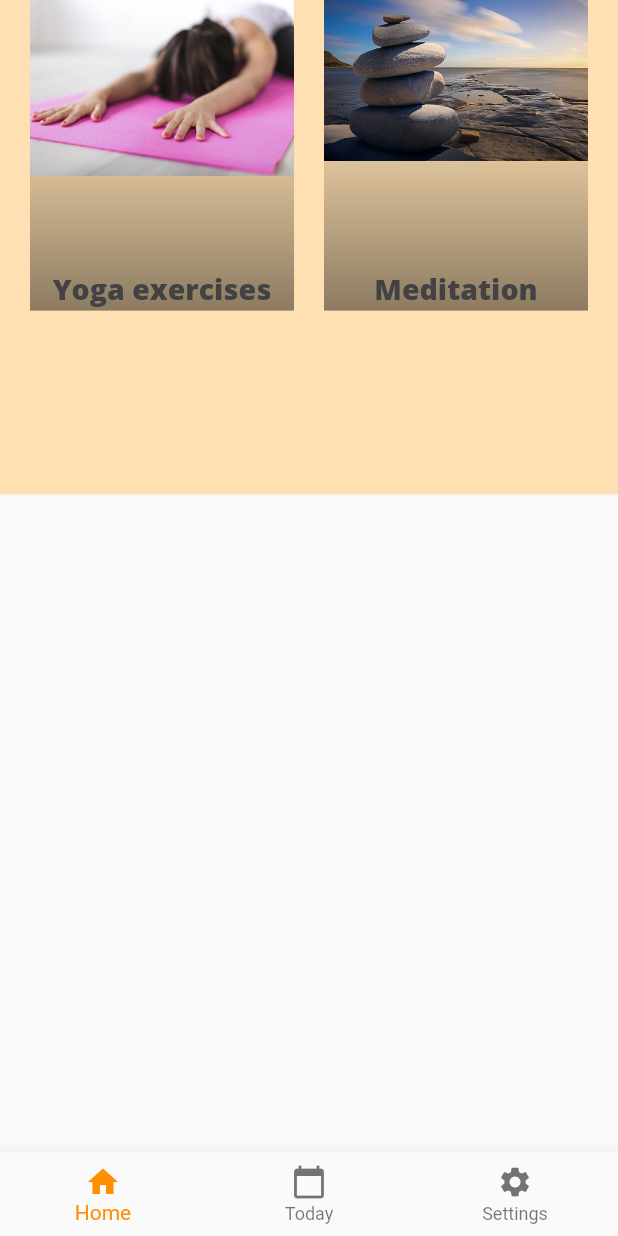
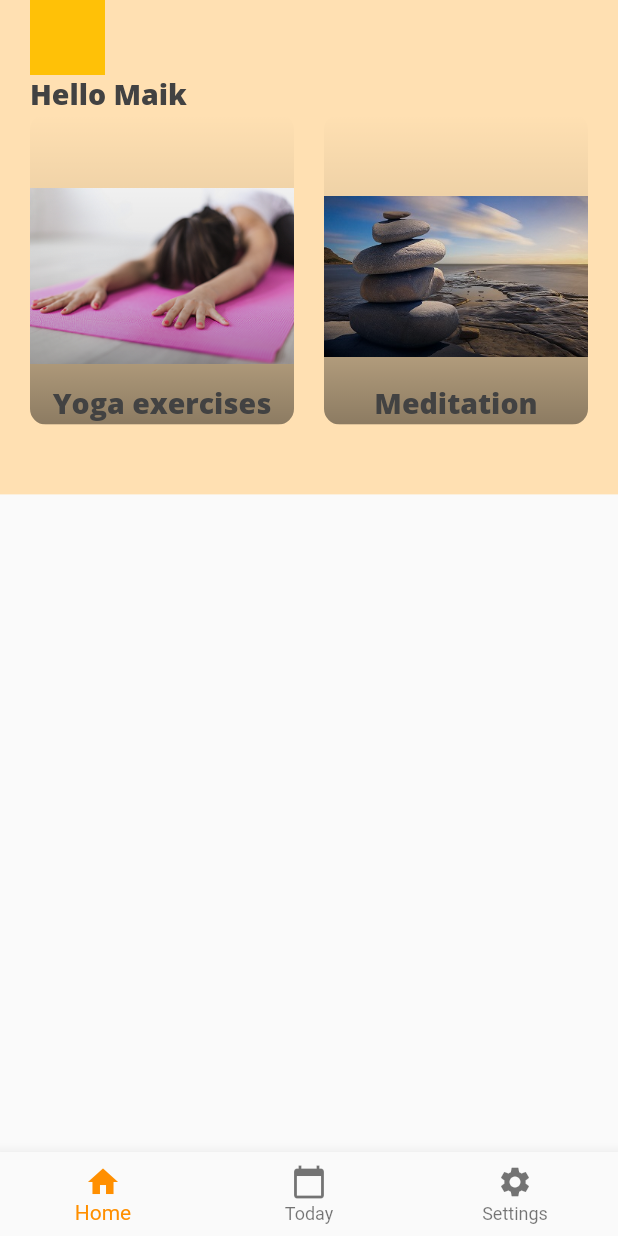
Before and after one commit to genakust/enjoy_app, a Flutter app: the screen it shows after launch, on a phone screen of 412 x 824 dp. Run offline on Flutter 3.47's test engine with Material 2 defaults, Android fonts, the phone set to English and light mode, and no system bars.

Commit message:
adjustments in the layout

```diff
--- a/lib/screens/home_page.dart
+++ b/lib/screens/home_page.dart
@@ -1,3 +1,4 @@
+import 'package:enjoy_app/constants.dart';
 import 'package:enjoy_app/widgets/custom_card.dart';
 import 'package:flutter/material.dart';
 import 'package:enjoy_app/widgets/bottom_nav_bar.dart';
@@ -22,6 +23,19 @@ class _State extends State<HomePage> {
           SafeArea(
             child: Padding(
               padding: EdgeInsets.symmetric(horizontal: 20),
+              child: Column(
+                crossAxisAlignment: CrossAxisAlignment.start,
+                children: <Widget>[
+                  Container(
+                    color: Colors.amber,
+                    width: 50,
+                    height: 50,
+                  ),
+                  Text(
+                    "Hello Maik",
+                    style: kCardCaption,
+                  ),
+                  Expanded(
                     child: GridView.count(
                       crossAxisCount: 2,
                       childAspectRatio: .85,
@@ -45,6 +59,9 @@ class _State extends State<HomePage> {
                       ],
                     ),
                   ),
+                ],
+              ),
+            ),
           ),
         ],
       ),
--- a/lib/widgets/custom_card.dart
+++ b/lib/widgets/custom_card.dart
@@ -9,12 +9,15 @@ class CustomCard extends StatelessWidget {
   const CustomCard({this.imageSrc, this.caption, this.onTap});
   @override
   Widget build(BuildContext context) {
-    return SizedBox(
+    return ClipRRect(
+      borderRadius: BorderRadius.circular(10.5),
+      child: SizedBox(
         width: 150.0,
         height: 200.0,
         child: InkWell(
           splashColor: Colors.grey,
           child: Stack(
+            alignment: Alignment(0.0, 0.1),
             children: <Widget>[
               Image.asset(
                 imageSrc,
@@ -44,6 +47,7 @@ class CustomCard extends StatelessWidget {
           ),
           onTap: onTap,
         ),
+      ),
     );
   }
 }
```
Lines whose indentation alone changed are shown as unchanged.
